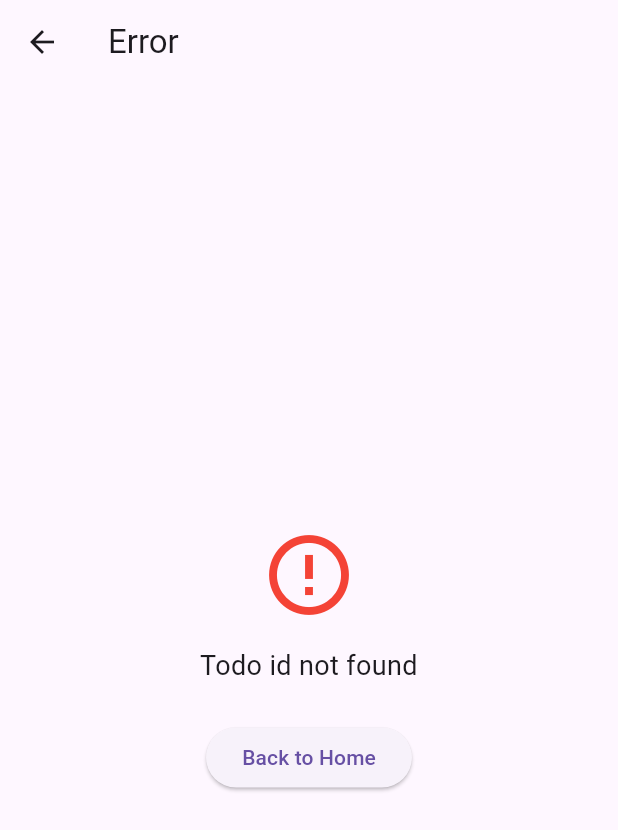
After one commit to nxhung2304/todo_app_riverpod, a Flutter app: the ErrorPage screen opened directly, on a phone screen of 412 x 824 dp. The commit adds this screen. Shown: the top 830 px of the screen. Run offline on Flutter 3.47's test engine with Material 3 defaults, Android fonts, the phone set to English and light mode, and no system bars; our stand-ins replace easy_localization, flutter_hooks, freezed_annotation, go_router, hooks_riverpod, riverpod_annotation and 1 more; accounts and stored records are empty; generated files the repository leaves out were written again.

Commit message:
add error page

```diff
--- a/assets/translations/en-US.json
+++ b/assets/translations/en-US.json
@@ -1,16 +1,16 @@
 {
-  "common": {
-    "save": "Save",
-    "cancel": "Cancel",
-    "ok": "OK",
-    "error": "Error",
-    "loading": "Loading...",
-    "retry": "Retry",
-    "delete": "Delete",
-    "edit": "Edit",
-    "confirm": "Confirm",
-    "yes": "Yes",
-    "no": "No"
+  "shared": {
+    "error": {
+      "title": "Error",
+      "default_message": "An error occurred",
+      "back_to_home": "Back to Home"
+    },
+    "common": {
+      "loading": "Loading...",
+      "retry": "Retry",
+      "cancel": "Cancel",
+      "confirm": "Confirm"
+    }
   },
   "todo": {
     "title": "Todos",
@@ -25,6 +25,12 @@
       "title": "Edit todo page",
       "todo_not_found": "Todo not found",
       "editting": "Editting"
+    },
+    "error": {
+      "id_not_found": "Todo id not found",
+      "invalid_id": "Invalid id",
+      "not_found": "Not found",
+      "load_failed": "Load failed"
     }
   },
   "home": {
--- a/lib/config/router/app_router.dart
+++ b/lib/config/router/app_router.dart
@@ -1,30 +1,52 @@
 import 'package:go_router/go_router.dart';
+import 'package:learn_riverpod/config/router/app_routes.dart';
 import 'package:learn_riverpod/features/todo/presentation/pages/edit_todo_page.dart';
 import 'package:learn_riverpod/features/todo/presentation/pages/home_page.dart';
 import 'package:learn_riverpod/features/todo/presentation/pages/todo_page.dart';
 import 'package:learn_riverpod/features/todo/presentation/pages/new_todo_page.dart';
 import 'package:learn_riverpod/features/todo/presentation/pages/search_page.dart';
 import 'package:learn_riverpod/features/todo/presentation/pages/settings_page.dart';
+import 'package:learn_riverpod/features/todo/strings/todo_error_strings.dart';
+import 'package:learn_riverpod/shared/widgets/layout/error_page.dart';
 
 final appRouter = GoRouter(
-  initialLocation: '/home',
+  initialLocation: AppRoutes.home,
+  errorBuilder:
+      (context, state) => ErrorPage(
+        message: 'Không tìm thấy trang',
+        error: state.error.toString(),
+      ),
   routes: [
-    GoRoute(path: '/home', builder: (context, state) => HomePage()),
+    GoRoute(path: AppRoutes.home, builder: (context, state) => HomePage()),
     GoRoute(
-      path: '/todo',
+      path: AppRoutes.todo,
       builder: (context, state) => TodoPage(),
       routes: [
         GoRoute(path: 'new', builder: (context, state) => NewTodoPage()),
         GoRoute(
           path: 'edit/:todoId',
           builder: (context, state) {
-            final todoId = int.parse(state.pathParameters['todoId']!);
-            return EditTodoPage(todoId: todoId);
+            final todoIdString = state.pathParameters['todoIdd'];
+              return ErrorPage(message: TodoErrorStrings.idNotFound);
+            // if (todoIdString == null) {
+            //   return ErrorPage(message: TodoErrorStrings.idNotFound);
+            // }
+            //
+            // final todoId = int.parse(todoIdString);
+            //
+            // if (todoId == null) {
+            //   return ErrorPage(message: TodoErrorStrings.invalidId);
+            // }
+            //
+            // return EditTodoPage(todoId: todoId);
           },
         ),
       ],
     ),
-    GoRoute(path: '/search', builder: (context, state) => SearchPage()),
-    GoRoute(path: '/settings', builder: (context, state) => SettingsPage()),
+    GoRoute(path: AppRoutes.search, builder: (context, state) => SearchPage()),
+    GoRoute(
+      path: AppRoutes.settings,
+      builder: (context, state) => SettingsPage(),
+    ),
   ],
 );
--- a/lib/config/router/app_routes.dart
+++ b/lib/config/router/app_routes.dart
@@ -3,9 +3,10 @@ class AppRoutes {
 
   static String todo = '/todo';
   static String newTodo = '/todo/new';
-  static String editTodo = '/todo/edit';
-
+  static String editTodo = '/todo/edit/:todoId';
 
   static String search = '/search';
   static String settings = '/settings';
+
+  static String editTodoPath(int todoId) => '/todo/edit/$todoId';
 }
--- a/lib/features/todo/presentation/pages/edit_todo_page.dart
+++ b/lib/features/todo/presentation/pages/edit_todo_page.dart
@@ -2,7 +2,7 @@ import 'package:flutter/material.dart';
 import 'package:flutter_hooks/flutter_hooks.dart';
 import 'package:go_router/go_router.dart';
 import 'package:hooks_riverpod/hooks_riverpod.dart';
-import 'package:learn_riverpod/features/todo/constants/edit_todo_strings.dart';
+import 'package:learn_riverpod/features/todo/strings/edit_todo_strings.dart';
 import 'package:learn_riverpod/features/todo/data/models/todo.dart';
 import 'package:learn_riverpod/features/todo/presentation/providers/submit_todo_provider.dart';
 import 'package:learn_riverpod/features/todo/presentation/providers/todo_form_provider.dart';
--- a/lib/features/todo/presentation/pages/home_page.dart
+++ b/lib/features/todo/presentation/pages/home_page.dart
@@ -1,6 +1,6 @@
 import 'package:flutter/material.dart';
 import 'package:hooks_riverpod/hooks_riverpod.dart';
-import 'package:learn_riverpod/features/todo/constants/home_strings.dart';
+import 'package:learn_riverpod/features/todo/strings/home_strings.dart';
 import 'package:learn_riverpod/shared/widgets/base/localized_cosumer_widget.dart';
 import 'package:learn_riverpod/shared/widgets/layout/shared_scaffold.dart';
 
--- a/lib/features/todo/presentation/pages/new_todo_page.dart
+++ b/lib/features/todo/presentation/pages/new_todo_page.dart
@@ -46,7 +46,7 @@ import 'package:flutter/material.dart';
 import 'package:flutter_hooks/flutter_hooks.dart';
 import 'package:go_router/go_router.dart';
 import 'package:hooks_riverpod/hooks_riverpod.dart';
-import 'package:learn_riverpod/features/todo/constants/new_todo_strings.dart';
+import 'package:learn_riverpod/features/todo/strings/new_todo_strings.dart';
 import 'package:learn_riverpod/features/todo/presentation/providers/todo_form_provider.dart';
 import 'package:learn_riverpod/features/todo/presentation/providers/submit_todo_provider.dart';
 import 'package:learn_riverpod/features/todo/presentation/services/new_todo_form_service.dart';
--- a/lib/features/todo/presentation/pages/search_page.dart
+++ b/lib/features/todo/presentation/pages/search_page.dart
@@ -1,6 +1,6 @@
 import 'package:flutter/material.dart';
 import 'package:hooks_riverpod/hooks_riverpod.dart';
-import 'package:learn_riverpod/features/todo/constants/search_strings.dart';
+import 'package:learn_riverpod/features/todo/strings/search_strings.dart';
 import 'package:learn_riverpod/shared/widgets/base/localized_cosumer_widget.dart';
 import 'package:learn_riverpod/shared/widgets/layout/shared_scaffold.dart';
 
--- a/lib/features/todo/presentation/pages/settings_page.dart
+++ b/lib/features/todo/presentation/pages/settings_page.dart
@@ -1,6 +1,6 @@
 import 'package:flutter/material.dart';
 import 'package:hooks_riverpod/hooks_riverpod.dart';
-import 'package:learn_riverpod/features/todo/constants/settings_strings.dart';
+import 'package:learn_riverpod/features/todo/strings/settings_strings.dart';
 import 'package:learn_riverpod/shared/widgets/base/localized_cosumer_widget.dart';
 import 'package:learn_riverpod/shared/widgets/layout/shared_scaffold.dart';
 
--- a/lib/features/todo/presentation/pages/todo_page.dart
+++ b/lib/features/todo/presentation/pages/todo_page.dart
@@ -2,7 +2,7 @@ import 'package:flutter/material.dart';
 import 'package:go_router/go_router.dart';
 import 'package:hooks_riverpod/hooks_riverpod.dart';
 import 'package:learn_riverpod/config/router/app_routes.dart';
-import 'package:learn_riverpod/features/todo/constants/todo_strings.dart';
+import 'package:learn_riverpod/features/todo/strings/todo_strings.dart';
 import 'package:learn_riverpod/features/todo/presentation/providers/todo_list_provider.dart';
 import 'package:learn_riverpod/features/todo/presentation/widgets/todos/todo_item_widget.dart';
 import 'package:learn_riverpod/shared/widgets/base/localized_cosumer_widget.dart';
--- a/lib/features/todo/presentation/widgets/todos/todo_item_widget.dart
+++ b/lib/features/todo/presentation/widgets/todos/todo_item_widget.dart
@@ -24,7 +24,8 @@ class TodoItemWidget extends StatelessWidget {
         ),
         title: TextButton(
           onPressed: () {
-            context.push('${AppRoutes.editTodo}/${todo.id}');
+            // context.push('${AppRoutes.editTodo}/${todo.id}');
+            context.push(AppRoutes.editTodoPath(todo.id));
           },
           child: Text(
             todo.title,
--- /dev/null
+++ b/lib/features/todo/strings/todo_error_strings.dart
@@ -0,0 +1,8 @@
+import 'package:easy_localization/easy_localization.dart';
+
+class TodoErrorStrings {
+  static String get idNotFound => "todo.error.id_not_found".tr();
+  static String get invalidId => "todo.error.invalid_id".tr();
+  static String get notFound => "todo.error.not_found".tr();
+  static String get loadFailed => "todo.error.load_failed".tr();
+}
--- a/lib/features/todo/constants/todo_strings.dart
+++ b/lib/features/todo/strings/todo_strings.dart
@@ -5,4 +5,7 @@ class TodoStrings {
   static String get newTodo => "todo.new_todo".tr();
   static String get noTodosYet => "todo.no_todos_yet".tr();
   static String get needNewTodo => "todo.need_new_todo".tr();
+
+  static String get idNotFound => "todo.error.id_not_found".tr();
+  static String get invalidId => "todo.error.invalid_id".tr();
 }
--- /dev/null
+++ b/lib/shared/strings/shared_strings.dart
@@ -0,0 +1,14 @@
+import 'package:easy_localization/easy_localization.dart';
+
+class SharedStrings {
+  // Error Page
+  static String get errorTitle => "shared.error.title".tr();
+  static String get errorDefaultMessage => "shared.error.default_message".tr();
+  static String get errorBackToHome => "shared.error.back_to_home".tr();
+
+  // Common
+  static String get loading => "shared.common.loading".tr();
+  static String get retry => "shared.common.retry".tr();
+  static String get cancel => "shared.common.cancel".tr();
+  static String get confirm => "shared.common.confirm".tr();
+}
--- /dev/null
+++ b/lib/shared/widgets/layout/error_page.dart
@@ -0,0 +1,49 @@
+import 'package:flutter/material.dart';
+import 'package:go_router/go_router.dart';
+import 'package:learn_riverpod/config/router/app_routes.dart';
+import 'package:learn_riverpod/shared/strings/shared_strings.dart';
+
+class ErrorPage extends StatelessWidget {
+  final String? message;
+  final String? error;
+
+  const ErrorPage({
+    super.key,
+    this.message,
+    this.error,
+  });
+
+  @override
+  Widget build(BuildContext context) {
+    return Scaffold(
+      appBar: AppBar(title: Text(SharedStrings.errorTitle)),
+      body: Center(
+        child: Column(
+          mainAxisAlignment: MainAxisAlignment.center,
+          children: [
+            Icon(Icons.error_outline, size: 64, color: Colors.red),
+            SizedBox(height: 16),
+            Text(
+              message ?? SharedStrings.errorDefaultMessage,
+              style: TextStyle(fontSize: 18),
+              textAlign: TextAlign.center,
+            ),
+            if (error != null) ...[
+              SizedBox(height: 8),
+              Text(
+                error!,
+                style: TextStyle(color: Colors.grey),
+                textAlign: TextAlign.center,
+              ),
+            ],
+            SizedBox(height: 24),
+            ElevatedButton(
+              onPressed: () => context.go(AppRoutes.home),
+              child: Text(SharedStrings.errorBackToHome),
+            ),
+          ],
+        ),
+      ),
+    );
+  }
+}
```
Also changed, not shown: assets/translations/vi-VN.json (+14 -14 lines), lib/features/todo/strings/edit_todo_strings.dart (renamed from lib/features/todo/constants/edit_todo_strings.dart), lib/features/todo/strings/home_strings.dart (renamed from lib/features/todo/constants/home_strings.dart), lib/features/todo/strings/new_todo_strings.dart (renamed from lib/features/todo/constants/new_todo_strings.dart), lib/features/todo/strings/search_strings.dart (renamed from lib/features/todo/constants/search_strings.dart), lib/features/todo/strings/settings_strings.dart (renamed from lib/features/todo/constants/settings_strings.dart).
